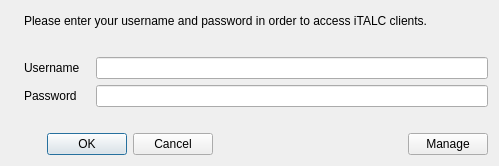
Before: the Qt Designer form lib/dialogs/PasswordDialog.ui in veyon/veyon, drawn with Qt 5.
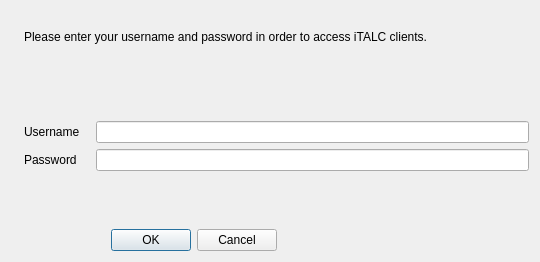
After: the same form once the commit is applied. Icons and pictures are not drawn.

Commit message: Core: PasswordDialog: remove manage button and functionality

```diff
--- a/lib/dialogs/PasswordDialog.ui
+++ b/lib/dialogs/PasswordDialog.ui
@@ -6,8 +6,8 @@
    <rect>
     <x>0</x>
     <y>0</y>
-    <width>499</width>
-    <height>166</height>
+    <width>540</width>
+    <height>262</height>
    </rect>
   </property>
   <property name="windowTitle">
@@ -100,23 +100,6 @@
        </property>
       </spacer>
      </item>
-     <item>
-      <widget class="QPushButton" name="manageButton">
-       <property name="text">
-        <string>Manage</string>
-       </property>
-       <property name="icon">
-        <iconset resource="../ItalcCore.qrc">
-         <normaloff>:/resources/manage-with-imc.png</normaloff>:/resources/manage-with-imc.png</iconset>
-       </property>
-       <property name="iconSize">
-        <size>
-         <width>16</width>
-         <height>16</height>
-        </size>
-       </property>
-      </widget>
-     </item>
     </layout>
    </item>
    <item row="3" column="1">
```
Left out of the diff: 17 changed lines with no effect on the pictures. The commit also changes 2 other files.
